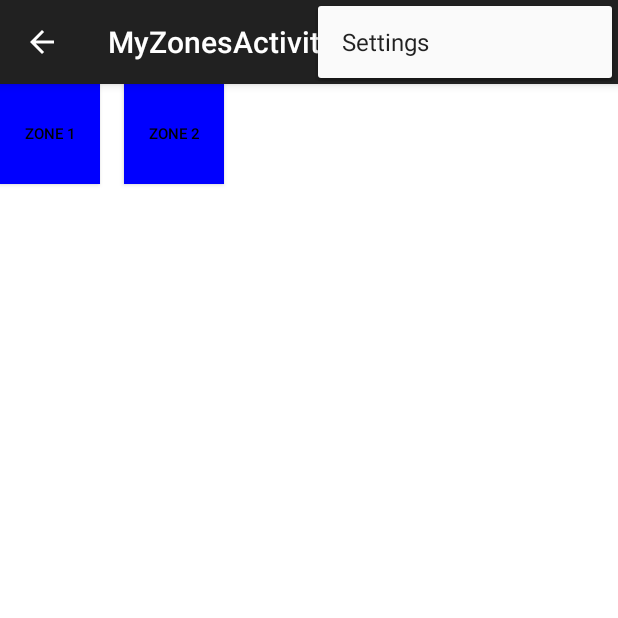
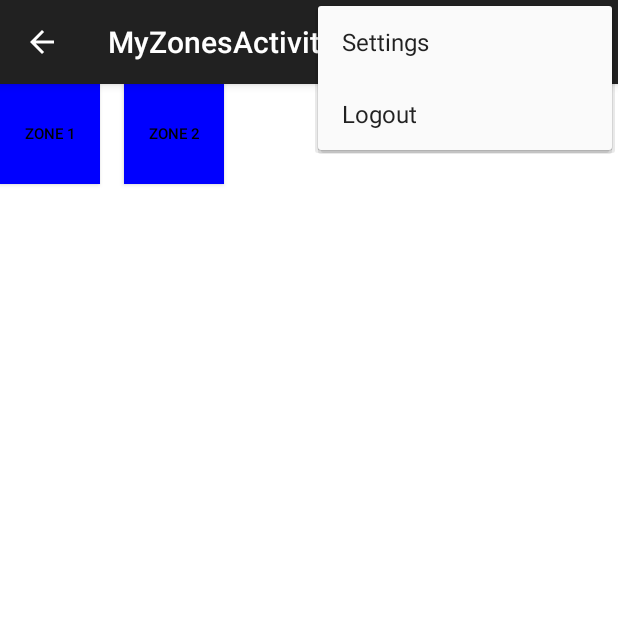
Before and after one commit to FIU-SCIS-Senior-Projects/Smart-Systems-for-Occupancy-and-Building-Energy-Control, an Android app: the MyZonesActivity screen opened directly, with no data from a screen before it, with the options menu open, on a phone screen of 412 x 824 dp, the top half of it. Run offline under Robolectric (Android 15) with nearby library versions, the phone set to English and light mode, and no system bars.

Commit message:
Working with Logout, the user can now logout successfully.

```diff
--- a/Code/SSOBEC/app/src/main/res/menu/menu_my_zones.xml
+++ b/Code/SSOBEC/app/src/main/res/menu/menu_my_zones.xml
@@ -1,6 +1,15 @@
 <menu xmlns:android="http://schemas.android.com/apk/res/android"
     xmlns:app="http://schemas.android.com/apk/res-auto"
     xmlns:tools="http://schemas.android.com/tools" tools:context="fiu.ssobec.MyZonesActivity">
-    <item android:id="@+id/action_settings" android:title="@string/action_settings"
-        android:orderInCategory="100" app:showAsAction="never" />
+    <item android:id="@+id/action_settings"
+        android:title="@string/action_settings"
+        android:orderInCategory="50"
+        app:showAsAction="never" />
+
+
+    <item android:id="@+id/action_logout"
+        android:title="@string/action_logout"
+        android:orderInCategory="100"
+        app:showAsAction="never" />
+
 </menu>
--- a/Code/SSOBEC/app/src/main/res/values/strings.xml
+++ b/Code/SSOBEC/app/src/main/res/values/strings.xml
@@ -7,6 +7,7 @@
     <string name="password">Password</string>
     <string name="accept_Login">Login</string>
     <string name="email">Email</string>
+    <string name="action_logout">Logout</string>
 
     <!-- Activity titles -->
     <string name="title_activity_setting">SettingActivity</string>
```
Also changed, not shown: Code/SSOBEC/app/src/main/java/fiu/ssobec/MyZonesActivity.java (+14 -6 lines).
